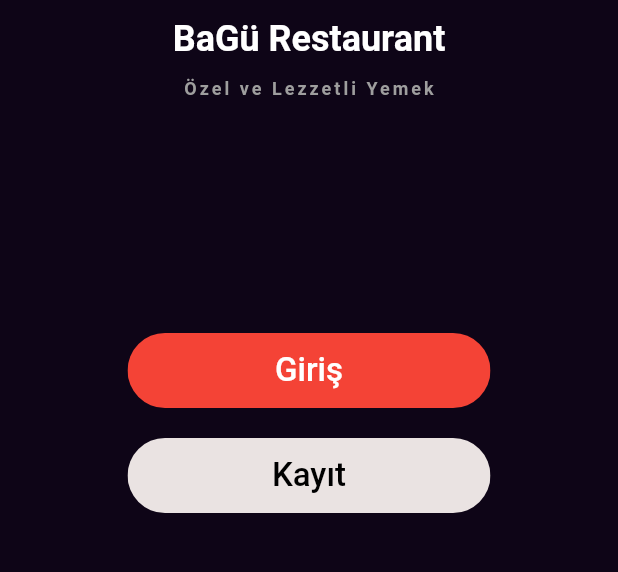
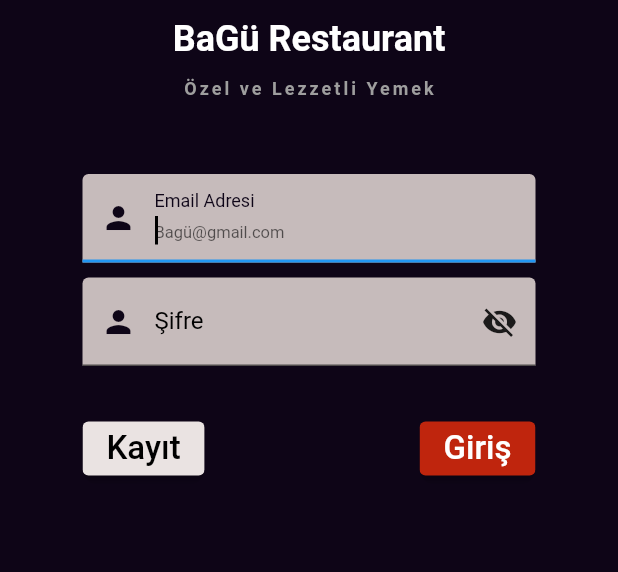
Before and after one commit to batuhandalkilic/foodfactory, a Flutter app: the screen it shows after launch, on a phone screen of 412 x 824 dp, the part 285-857 px from its top. Run offline on Flutter 3.47's test engine with Material 2 defaults, Android fonts, the phone set to English and light mode, and no system bars; our stand-ins replace email_validator; Roboto replaces fonts that are missing (Gothom-Medium).

Commit message:
Yapay veri tabanıyla login işlemi

```diff
--- /dev/null
+++ b/lib/db/veritabani.dart
@@ -0,0 +1,37 @@
+import 'dart:math';
+
+class VeritabaniIslemleri {
+  String? _kullanicidiAdi;
+  String? _sifre;
+  final String adminMail = "admin@gmail.com";
+  final String adminsifre = "1234admin";
+
+  static bool baglan(gelenAd, gelenSifre) {
+    if (_internetVarMi()) {
+      if (gelenAd == "admin@gmail.com" && gelenSifre == "1234admin") {
+        return true;
+      }
+      if (gelenAd == "guba1@outlook.com" && gelenSifre == "010615") {
+        return true;
+      } else {
+        return false;
+      }
+    } else {
+      return false;
+    }
+  }
+
+  VeritabaniIslemleri();
+  VeritabaniIslemleri.loginWithnameandPassword(String a, String b) {
+    this._kullanicidiAdi = a.toLowerCase();
+    this._sifre = b;
+  }
+
+  static bool _internetVarMi() {
+    if (/* Random().nextBool() */ true) {
+      return true;
+    } else {
+      return false;
+    }
+  }
+}
--- a/lib/login_page.dart
+++ b/lib/login_page.dart
@@ -1,7 +1,11 @@
 // ignore_for_file: prefer_const_constructors_in_immutables, prefer_const_constructors
+
+import 'dart:ui';
 
 import 'package:flutter/material.dart';
 import 'package:foodfactory/yemeksayfasi.dart';
+import 'package:email_validator/email_validator.dart';
+import './db/veritabani.dart';
 
 class LoginPage extends StatelessWidget {
   LoginPage({super.key});
@@ -10,19 +14,20 @@ class LoginPage extends StatelessWidget {
   Widget build(BuildContext context) {
     return SafeArea(
       child: Scaffold(
-          body: Center(
-        child: Container(
-          color: Color.fromARGB(255, 14, 5, 23),
+          backgroundColor: Color.fromARGB(255, 14, 5, 23),
+          body: SingleChildScrollView(
+            child: Center(
               child: Column(
                 children: [
-              Expanded(
-                child: Padding(
-                  padding: const EdgeInsets.symmetric(horizontal: 85),
+                  Padding(
+                    padding: const EdgeInsets.symmetric(horizontal: 55),
                     child: Column(children: [
-                    Expanded(child: tanitim()),
-                    Expanded(child: LoginButtons()),
+                      tanitim(),
+                      SizedBox(
+                        height: 50,
+                      ),
+                      LoginButtons(),
                     ]),
-                ),
                   ),
                   /* Row(
                 mainAxisAlignment: MainAxisAlignment.center,
@@ -80,41 +85,143 @@ class LoginPage extends StatelessWidget {
 }
 
 //zamanı gelince Statefulwidget ile.
-class LoginButtons extends StatelessWidget {
+class LoginButtons extends StatefulWidget {
   const LoginButtons({Key? key}) : super(key: key);
 
   @override
+  State<LoginButtons> createState() => _LoginButtonsState();
+}
+
+class _LoginButtonsState extends State<LoginButtons> {
+  late TextEditingController _kullaniciContoler, _sifreContoler;
+  VeritabaniIslemleri admin = VeritabaniIslemleri();
+  VeritabaniIslemleri user1 =
+      VeritabaniIslemleri.loginWithnameandPassword("batu@gmail", "010615");
+  late bool _passwordhidden;
+  String _kullaniciEmail = " ", _sifre = " ";
+  final _formkey = GlobalKey<FormState>();
+  @override
+  void initState() {
+    _kullaniciContoler = TextEditingController();
+    _sifreContoler = TextEditingController();
+    _passwordhidden = true;
+    super.initState();
+  }
+
+  @override
+  void dispose() {
+    // TODO: implement dispose
+    super.dispose();
+    _kullaniciContoler.dispose();
+    _sifreContoler.dispose();
+  }
+
+  @override
   Widget build(BuildContext context) {
-    return Column(
+    return Form(
+      key: _formkey,
+      autovalidateMode: AutovalidateMode.onUserInteraction,
+      child: Column(
         children: [
-        SizedBox(
-          height: 50,
-          width: double.infinity,
-          child: ClipRRect(
-            borderRadius: BorderRadius.circular(60),
-            child: ElevatedButton(
-              onPressed: () {
-                Navigator.of(context).pushReplacement(
-                    MaterialPageRoute(builder: ((context) => YemekSayfasi())));
+          TextFormField(
+            controller: _kullaniciContoler,
+            onChanged: (value) {
+              setState(() {
+                _kullaniciContoler.value = TextEditingValue(
+                  text: value,
+                  selection: TextSelection.collapsed(offset: value.length),
+                );
+              });
             },
-              child: Text(
-                "Giriş",
-                style: TextStyle(
-                  fontSize: 22,
+            onSaved: ((newValue) {
+              _kullaniciEmail = newValue!;
+            }),
+            cursorColor: Colors.black,
+            keyboardType: TextInputType.emailAddress,
+            validator: (value) {
+              if (EmailValidator.validate(value!)) {
+                return null;
+              } else {
+                return "Email Adresinizi giriniz";
+              }
+            },
+            autofocus: true,
+            autocorrect: true,
+            decoration: InputDecoration(
+              errorStyle: TextStyle(
+                color: Color.fromARGB(255, 253, 253, 253),
+              ),
+              labelText: "Email Adresi",
+              labelStyle: TextStyle(
+                  color: Color.fromARGB(255, 14, 5, 23),
+                  decorationStyle: TextDecorationStyle.dotted),
+              hintText: "Bagü@gmail.com",
+              hintStyle: TextStyle(fontSize: 11),
+              prefixIcon: Icon(
+                Icons.person,
+                color: Color.fromARGB(255, 14, 5, 23),
+              ),
+              filled: true,
+              fillColor: Color.fromARGB(255, 198, 187, 187),
             ),
           ),
-              style: ElevatedButton.styleFrom(
-                primary: Colors.red,
+          SizedBox(
+            height: 10,
           ),
+          TextFormField(
+            controller: _sifreContoler,
+            onChanged: (value) {
+              setState(() {
+                _sifreContoler.value = TextEditingValue(
+                  text: value,
+                  selection: TextSelection.collapsed(offset: value.length),
+                );
+              });
+            },
+            onSaved: ((newValue) {
+              _sifre = newValue!;
+            }),
+            validator: (value) {
+              if (value!.isEmpty) {
+                return "Şifrenizi giriniz";
+              } else {
+                return null;
+              }
+            },
+            cursorColor: Colors.black,
+            obscureText: _passwordhidden,
+            autocorrect: true,
+            decoration: InputDecoration(
+              errorStyle: TextStyle(color: Colors.white),
+              labelText: "Şifre",
+              labelStyle: TextStyle(
+                color: Colors.black,
               ),
+              prefixIcon:
+                  Icon(Icons.person, color: Color.fromARGB(255, 14, 5, 23)),
+              suffixIcon: IconButton(
+                  onPressed: () {
+                    setState(() {
+                      _passwordhidden = !_passwordhidden;
+                    });
+                  },
+                  icon: Icon(
+                    _passwordhidden ? Icons.visibility_off : Icons.visibility,
+                    color: Color.fromARGB(255, 27, 26, 26),
+                  )),
+              filled: true,
+              fillColor: Color.fromARGB(255, 198, 187, 187),
             ),
           ),
           SizedBox(height: 20),
           SizedBox(
-          height: 50,
+            height: 70,
             width: double.infinity,
-          child: ClipRRect(
-            borderRadius: BorderRadius.circular(60),
+            child: Row(
+              mainAxisAlignment: MainAxisAlignment.spaceBetween,
+              children: [
+                ClipRRect(
+                  borderRadius: BorderRadius.circular(10),
                   child: ElevatedButton(
                     onPressed: () {},
                     child: Text(
@@ -125,8 +232,53 @@ class LoginButtons extends StatelessWidget {
                         primary: Color.fromARGB(255, 234, 227, 226)),
                   ),
                 ),
+                ClipRRect(
+                  borderRadius: BorderRadius.circular(10),
+                  child: ElevatedButton(
+                    onPressed: () {
+                      bool validation = _formkey.currentState!
+                          .validate(); // Kullanıcı her şeyi doğru yapmış mı git bak!
+                      if (validation) {
+                        _formkey.currentState!
+                            .save(); // onsaveler çalıştı! ve referanslar atandı
+                        if (veriKonrol(
+                            _kullaniciContoler.text, _sifreContoler.text)) {
+                          Navigator.of(context).pushReplacement(
+                              MaterialPageRoute(
+                                  builder: ((context) => YemekSayfasi())));
+                        } else {
+                          ScaffoldMessenger.of(context).showSnackBar(SnackBar(
+                              backgroundColor: Colors.white,
+                              content: Text(
+                                "Mail ya da Parola hatalı",
+                                style: TextStyle(color: Colors.red),
+                              )));
+                        }
+                      }
+                    },
+                    child: Text(
+                      "Giriş",
+                      style: TextStyle(
+                          color: Color.fromARGB(255, 255, 255, 255),
+                          fontSize: 22),
+                    ),
+                    style: ElevatedButton.styleFrom(
+                        primary: Color.fromARGB(255, 191, 37, 13)),
+                  ),
                 ),
               ],
+            ),
+          ),
+        ],
+      ),
     );
   }
+
+  bool veriKonrol(String kullaniciadi, String sifree) {
+    if (VeritabaniIslemleri.baglan(kullaniciadi, sifree)) {
+      return true;
+    } else {
+      return false;
     }
+  }
+}
--- a/lib/main.dart
+++ b/lib/main.dart
@@ -16,7 +16,7 @@ class MyApp extends StatelessWidget {
       debugShowCheckedModeBanner: false,
       onGenerateRoute: OnGeneratedRoute.sayfagecisi,
       title: 'Material App',
-      home: LoginPage(),
+      /*  home: LoginPage(), */
     );
   }
 }
--- a/lib/sayfagecisi.dart
+++ b/lib/sayfagecisi.dart
@@ -8,10 +8,13 @@ import 'Pages/icecekler.dart';
 import 'Pages/kirmiziet.dart';
 import 'Pages/salata.dart';
 import 'Pages/tavuketi.dart';
+import 'login_page.dart';
 
 class OnGeneratedRoute {
   static Route<dynamic>? sayfagecisi(RouteSettings settings) {
     switch (settings.name) {
+      case "/":
+        return routeOlusturma(LoginPage(), settings);
       case "/YemekSayfasi":
         return routeOlusturma(YemekSayfasi(), settings);
       case "/Çorbalar":
--- a/pubspec.yaml
+++ b/pubspec.yaml
@@ -37,7 +37,7 @@ dependencies:
 dev_dependencies:
   flutter_test:
     sdk: flutter
-
+  email_validator: ^2.1.17
   # The "flutter_lints" package below contains a set of recommended lints to
   # encourage good coding practices. The lint set provided by the package is
   # activated in the `analysis_options.yaml` file located at the root of your
```
Also changed, not shown: pubspec.lock. Lines whose indentation alone changed are shown as unchanged.
